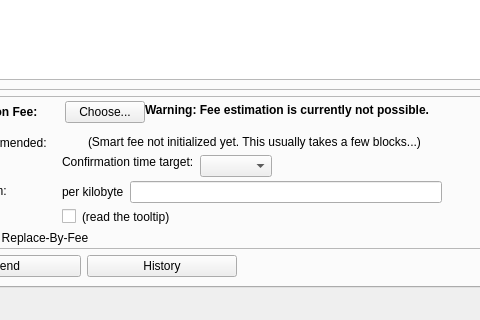
First picture: the form in src/qt/forms/messengerpage.ui, repository BlockStamp/bstnew, before the edit; both pictures show x 91 to 571 and y 549 to 869 of the 867 by 869 pixel window.
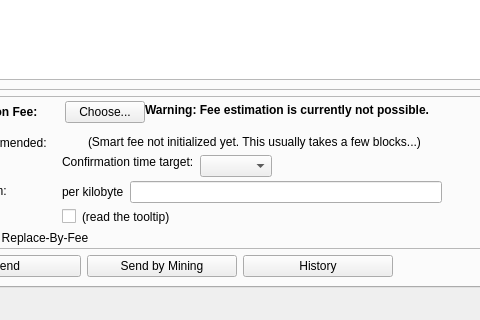
Second picture: the form after the edit. The open tabs and pages were chosen to show the change. Icons and pictures are not drawn. Custom widgets are drawn as their Qt base class.

Commit message: sending message by mining via GUI wallet

Diff of the .ui file:
```diff
--- a/src/qt/forms/messengerpage.ui
+++ b/src/qt/forms/messengerpage.ui
@@ -1220,6 +1220,19 @@
            </property>
           </widget>
          </item>
+         <item>
+          <widget class="QPushButton" name="sendWithMining">
+           <property name="minimumSize">
+            <size>
+             <width>150</width>
+             <height>0</height>
+            </size>
+           </property>
+           <property name="text">
+            <string>Send by Mining</string>
+           </property>
+          </widget>
+         </item>
          <item>
           <widget class="QPushButton" name="sendHistoryButton">
            <property name="minimumSize">
```
The commit also changes 6 other files.
